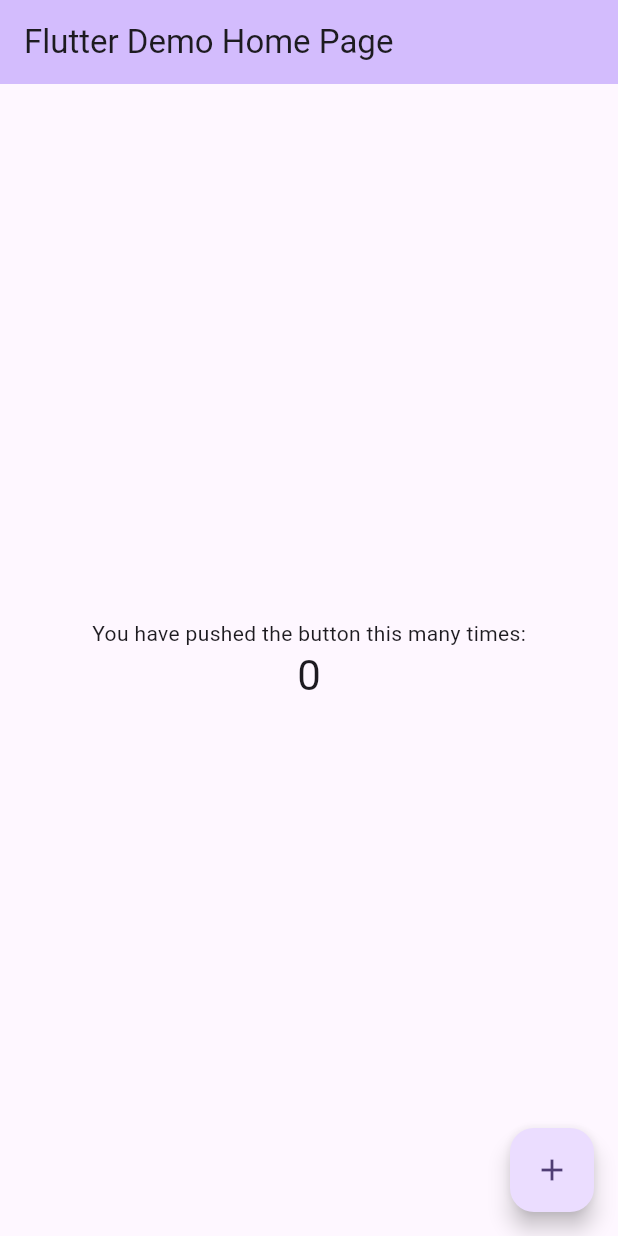
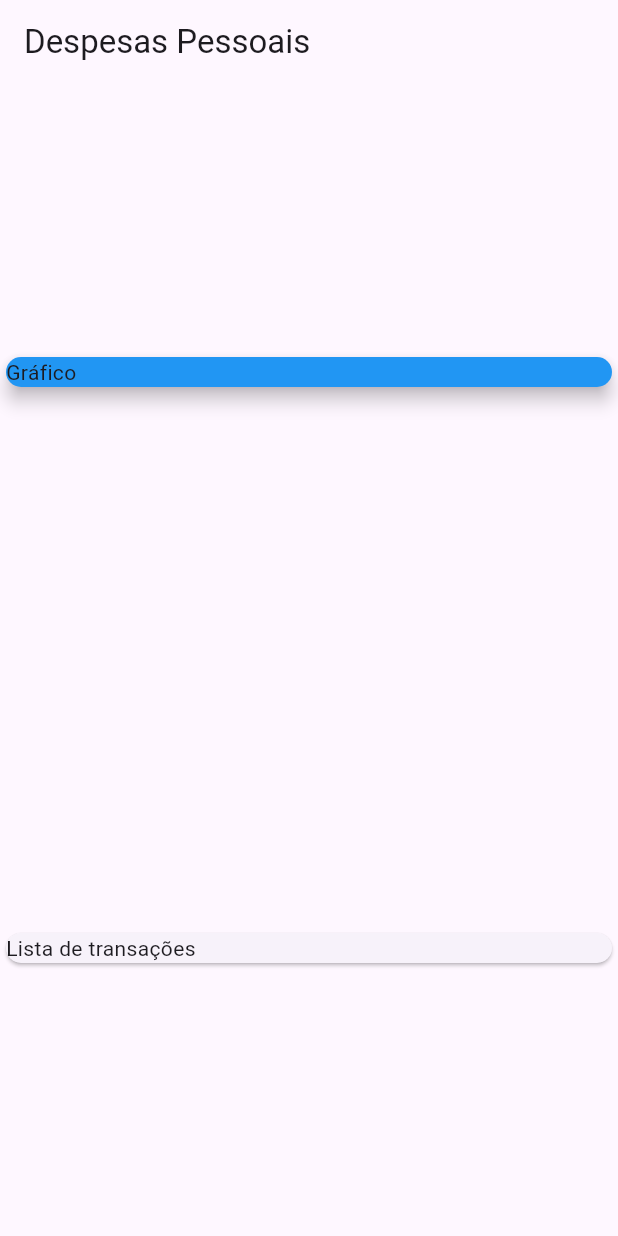
Before and after one commit to rariman/Flutter, a Flutter app: the screen it shows after launch, on a phone screen of 412 x 824 dp. Run offline on Flutter 3.47's test engine with Material 3 defaults, Android fonts, the phone set to English and light mode, and no system bars.

```diff
--- a/expenses/lib/main.dart
+++ b/expenses/lib/main.dart
@@ -1,122 +1,49 @@
+import 'package:expenses/models/transaction.dart';
 import 'package:flutter/material.dart';
 
-void main() {
-  runApp(const MyApp());
-}
+main() => runApp(ExpensesApp());
 
-class MyApp extends StatelessWidget {
-  const MyApp({super.key});
+class ExpensesApp extends StatelessWidget {
+  const ExpensesApp({super.key});
 
-  // This widget is the root of your application.
   @override
   Widget build(BuildContext context) {
-    return MaterialApp(
-      title: 'Flutter Demo',
-      theme: ThemeData(
-        // This is the theme of your application.
-        //
-        // TRY THIS: Try running your application with "flutter run". You'll see
-        // the application has a purple toolbar. Then, without quitting the app,
-        // try changing the seedColor in the colorScheme below to Colors.green
-        // and then invoke "hot reload" (save your changes or press the "hot
-        // reload" button in a Flutter-supported IDE, or press "r" if you used
-        // the command line to start the app).
-        //
-        // Notice that the counter didn't reset back to zero; the application
-        // state is not lost during the reload. To reset the state, use hot
-        // restart instead.
-        //
-        // This works for code too, not just values: Most code changes can be
-        // tested with just a hot reload.
-        colorScheme: ColorScheme.fromSeed(seedColor: Colors.deepPurple),
-      ),
-      home: const MyHomePage(title: 'Flutter Demo Home Page'),
-    );
+    return MaterialApp(home: MyHomePage());
   }
 }
 
-class MyHomePage extends StatefulWidget {
-  const MyHomePage({super.key, required this.title});
-
-  // This widget is the home page of your application. It is stateful, meaning
-  // that it has a State object (defined below) that contains fields that affect
-  // how it looks.
-
-  // This class is the configuration for the state. It holds the values (in this
-  // case the title) provided by the parent (in this case the App widget) and
-  // used by the build method of the State. Fields in a Widget subclass are
-  // always marked "final".
-
-  final String title;
-
-  @override
-  State<MyHomePage> createState() => _MyHomePageState();
-}
-
-class _MyHomePageState extends State<MyHomePage> {
-  int _counter = 0;
-
-  void _incrementCounter() {
-    setState(() {
-      // This call to setState tells the Flutter framework that something has
-      // changed in this State, which causes it to rerun the build method below
-      // so that the display can reflect the updated values. If we changed
-      // _counter without calling setState(), then the build method would not be
-      // called again, and so nothing would appear to happen.
-      _counter++;
-    });
-  }
+class MyHomePage extends StatelessWidget {
+  final _transations = [
+    Transaction(id: 't1',
+                title: 'Novo tênis',
+                value: 310,
+                date: DateTime.now()),
+    Transaction(id: 't2',
+                title: 'Conta de luz',
+                value: 211,
+                date: DateTime.now()),
+  ];
 
   @override
   Widget build(BuildContext context) {
-    // This method is rerun every time setState is called, for instance as done
-    // by the _incrementCounter method above.
-    //
-    // The Flutter framework has been optimized to make rerunning build methods
-    // fast, so that you can just rebuild anything that needs updating rather
-    // than having to individually change instances of widgets.
-    return Scaffold(
-      appBar: AppBar(
-        // TRY THIS: Try changing the color here to a specific color (to
-        // Colors.amber, perhaps?) and trigger a hot reload to see the AppBar
-        // change color while the other colors stay the same.
-        backgroundColor: Theme.of(context).colorScheme.inversePrimary,
-        // Here we take the value from the MyHomePage object that was created by
-        // the App.build method, and use it to set our appbar title.
-        title: Text(widget.title),
-      ),
-      body: Center(
-        // Center is a layout widget. It takes a single child and positions it
-        // in the middle of the parent.
-        child: Column(
-          // Column is also a layout widget. It takes a list of children and
-          // arranges them vertically. By default, it sizes itself to fit its
-          // children horizontally, and tries to be as tall as its parent.
-          //
-          // Column has various properties to control how it sizes itself and
-          // how it positions its children. Here we use mainAxisAlignment to
-          // center the children vertically; the main axis here is the vertical
-          // axis because Columns are vertical (the cross axis would be
-          // horizontal).
-          //
-          // TRY THIS: Invoke "debug painting" (choose the "Toggle Debug Paint"
-          // action in the IDE, or press "p" in the console), to see the
-          // wireframe for each widget.
-          mainAxisAlignment: MainAxisAlignment.center,
-          children: <Widget>[
-            const Text('You have pushed the button this many times:'),
-            Text(
-              '$_counter',
-              style: Theme.of(context).textTheme.headlineMedium,
-            ),
-          ],
-        ),
-      ),
-      floatingActionButton: FloatingActionButton(
-        onPressed: _incrementCounter,
-        tooltip: 'Increment',
-        child: const Icon(Icons.add),
-      ), // This trailing comma makes auto-formatting nicer for build methods.
-    );
+    return Scaffold(appBar: AppBar(title: Text('Despesas Pessoais')),
+                    body: Column(
+                      mainAxisAlignment: MainAxisAlignment.spaceAround,
+                      crossAxisAlignment: CrossAxisAlignment.stretch,
+                      children: <Widget>[
+                        Container(
+                          width: double.infinity,
+                          child: Card(
+                            color: Colors.blue,
+                            child: Text('Gráfico'),
+                            elevation: 5,
+                          ),
+                        ),
+                        Card(
+                          child: Text('Lista de transações'),
+                        )
+                      ],
+                    )
+                  );
   }
 }
--- /dev/null
+++ b/expenses/lib/models/transaction.dart
@@ -0,0 +1,18 @@
+class Transaction {
+  final String id;
+  final String title;
+  final double value;
+  final DateTime date;
+
+  Transaction(
+    {
+      required this.id,
+      required this.title,
+      required this.value,
+      required this.date
+    }
+  );
+
+
+
+}
```
